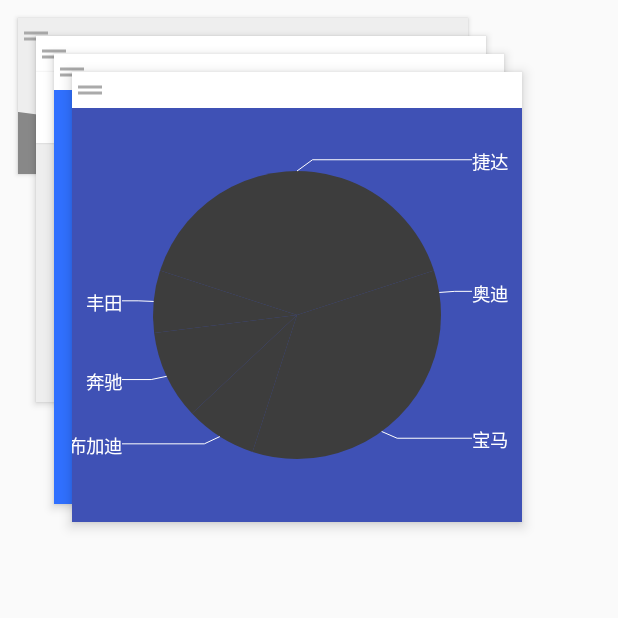
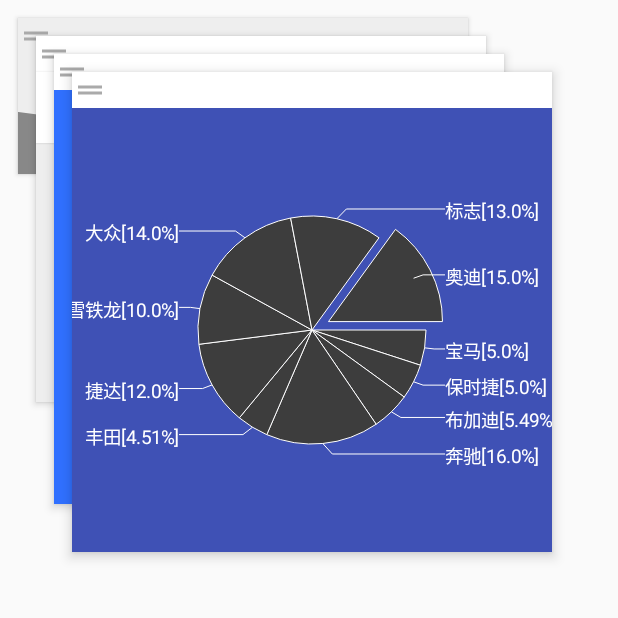
Before and after one commit to shizerixiang/CustomControls, an Android app: the screen it shows after launch (MainActivity), on a phone screen of 412 x 824 dp, the top half of it. Run offline under Robolectric (Android 15) with nearby library versions, the phone set to English and light mode, and no system bars; libraries missing offline, so code that uses them is left out: org.jetbrains.anko.

Commit message:
[Update]饼状图，第三阶段，共三阶段

```diff
--- a/app/src/main/java/com/beviswang/customcontrols/MainActivity.kt
+++ b/app/src/main/java/com/beviswang/customcontrols/MainActivity.kt
@@ -33,12 +33,16 @@ class MainActivity : AppCompatActivity() {
         zoomTabLayout.setupWithViewPager(viewPager)
 
         val carMap = HashMap<String, Float>()
-        carMap["捷达"] = 0.4f
-        carMap["布加迪"] = 0.08f
-        carMap["丰田"] = 0.07f
-        carMap["奥迪"] = 0.05f
-        carMap["宝马"] = 0.3f
-        carMap["奔驰"] = 0.1f
+        carMap["捷达"] = 0.12f
+        carMap["标志"] = 0.13f
+        carMap["雪铁龙"] = 0.1f
+        carMap["保时捷"] = 0.05f
+        carMap["布加迪"] = 0.0549f
+        carMap["丰田"] = 0.0451f
+        carMap["奥迪"] = 0.15f
+        carMap["宝马"] = 0.05f
+        carMap["大众"] = 0.14f
+        carMap["奔驰"] = 0.16f
         mPieChart.setData(carMap)
     }
 
--- a/app/src/main/java/com/beviswang/customcontrols/widget/PieChartView.kt
+++ b/app/src/main/java/com/beviswang/customcontrols/widget/PieChartView.kt
@@ -5,6 +5,7 @@ import android.content.Context
 import android.graphics.*
 import android.support.annotation.ColorInt
 import android.util.AttributeSet
+import android.util.Log
 import android.view.MotionEvent
 import android.view.View
 import java.util.*
@@ -21,17 +22,18 @@ class PieChartView @JvmOverloads constructor(context: Context, attrs: AttributeS
     private val mDefWidth: Int = 300
     private val mDefHeight: Int = 300
     // 画笔
-    private val mArcPaint: Paint = Paint(Paint.ANTI_ALIAS_FLAG) // 扇形画笔
-    private val mTextPaint = Paint(Paint.ANTI_ALIAS_FLAG)       // 文字画笔
-    private val mLinePaint = Paint(Paint.ANTI_ALIAS_FLAG)       // 线条画笔
+    private val mArcPaint: Paint = Paint(Paint.ANTI_ALIAS_FLAG)         // 扇形画笔
+    private val mArcStrokePaint: Paint = Paint(Paint.ANTI_ALIAS_FLAG)   // 扇形画笔
+    private val mTextPaint = Paint(Paint.ANTI_ALIAS_FLAG)               // 文字画笔
+    private val mLinePaint = Paint(Paint.ANTI_ALIAS_FLAG)               // 线条画笔
     // 扇形属性
     private var mArcRectF = RectF() // 扇形的外切矩形
     private var mArcDiameter = 0f   // 扇形直径
     private var mArcDx = 0f         // 扇形 x 轴的间距
     private var mArcDy = 0f         // 扇形 y 轴的间距
     // 控制线条的因子
-    private var mXFactor = dip2px(context, 10f) // 线条长度
-    private var mYFactor = 8f // 线条高度，值越大约矮（Max 90）
+    private var mXFactor = dip2px(context, 6f)  // 线条长度
+    private var mYFactor = 8f                        // 线条高度，值越大约矮（Max 90）
     // 左右方向线条的 x 轴位置
     private var leftX: Float = 0f
     private var rightX: Float = 0f
@@ -41,17 +43,25 @@ class PieChartView @JvmOverloads constructor(context: Context, attrs: AttributeS
     // 中心圆数据，用于产生扇形图间的间隙
     private var mCenterX: Float = 0f
     private var mCenterY: Float = 0f
+    private var mCenterRadius: Float = 0f   // 选中扇形圆心距离未选中扇形圆心的距离
     // 记录手指的位置
     private var mLastX: Float = 0f
     private var mLastY: Float = 0f
-    // 旋转角度
+    // 手指旋转角度
     private var mRotateAngle: Float = 0f
     // 扇形的起始位置
     private var mStartAngle: Float = 0f
+    // 点击属性
+    private var mIsClick: Boolean = false   // 是否为点击
+    private var mClickAngle: Float = 0f     // 当前点击位置点的角度
 
     init {
         mArcPaint.style = Paint.Style.FILL_AND_STROKE
         mArcPaint.color = Color.WHITE
+
+        mArcStrokePaint.color = Color.WHITE
+        mArcStrokePaint.style = Paint.Style.STROKE
+        mArcStrokePaint.strokeWidth = 1f
 
         mTextPaint.color = Color.WHITE
         mTextPaint.textSize = sp2px(context, 12f)
@@ -59,6 +69,8 @@ class PieChartView @JvmOverloads constructor(context: Context, attrs: AttributeS
         mLinePaint.color = Color.WHITE
         mLinePaint.style = Paint.Style.STROKE
         mLinePaint.strokeWidth = 1f
+
+        mCenterRadius = dip2px(context, 12f)
     }
 
     /**
@@ -129,32 +141,47 @@ class PieChartView @JvmOverloads constructor(context: Context, attrs: AttributeS
                 val dy = y - mCenterY
                 val ab = Math.sqrt((dx * dx + dy * dy).toDouble())
                 if (ab > mArcDiameter / 2) return super.onTouchEvent(event) // 不在圆上
+                mIsClick = true
             }
             MotionEvent.ACTION_MOVE -> {
                 if (x == mLastX && y == mLastY) return true // 手指停止移动
-                // 上次点与 x 轴的夹角
-                val arc1 = Math.atan2(((mCenterY - mLastY).toDouble()), (mCenterX - mLastX).toDouble())
-                val angle1 = (arc1 * (180 / Math.PI)).toFloat()
-                // 当前点与 x 轴的夹角
-                val arc2 = Math.atan2(((mCenterY - y).toDouble()), (mCenterX - x).toDouble())
-                val angle2 = (arc2 * (180 / Math.PI)).toFloat()
-
-                mRotateAngle = angle2 - angle1
-                mStartAngle += mRotateAngle
-                if (mStartAngle < 0) mStartAngle += 360
-                if (mStartAngle > 360) mStartAngle -= 360
-
-//                Log.e(javaClass.simpleName, "angle1=$angle1  angle2=$angle2  rotateAngle=$mRotateAngle")
+                onMoveArc(x, y)
+                mIsClick = false
+                postInvalidate()
             }
             MotionEvent.ACTION_UP -> {
-            }
-            MotionEvent.ACTION_CANCEL -> {
+                if (!mIsClick) return true
+                // 单击事件
+                onClickArc(x, y)
+                mIsClick = false
             }
         }
-        postInvalidate()
         mLastX = x
         mLastY = y
         return true
+    }
+
+    /** 移动整个饼状图 */
+    private fun onMoveArc(x: Float, y: Float) {
+        // 上次点与 x 轴的夹角
+        val arc1 = Math.atan2(((mCenterY - mLastY).toDouble()), (mCenterX - mLastX).toDouble())
+        val angle1 = (arc1 * (180 / Math.PI)).toFloat()
+        // 当前点与 x 轴的夹角
+        val arc2 = Math.atan2(((mCenterY - y).toDouble()), (mCenterX - x).toDouble())
+        val angle2 = (arc2 * (180 / Math.PI)).toFloat()
+        mRotateAngle = angle2 - angle1
+        mStartAngle += mRotateAngle
+        if (mStartAngle < 0) mStartAngle += 360
+        if (mStartAngle > 360) mStartAngle -= 360
+    }
+
+    /** 点击扇形区域 */
+    private fun onClickArc(x: Float, y: Float) {
+        // 当前点与 x 轴的夹角
+        val arc = Math.atan2(((y - mCenterY).toDouble()), (x - mCenterX).toDouble())
+        mClickAngle = (arc * (180 / Math.PI)).toFloat()
+        if (mClickAngle < 0) mClickAngle += 360
+        postInvalidate()
     }
 
     @SuppressLint("DrawAllocation")
@@ -180,14 +207,23 @@ class PieChartView @JvmOverloads constructor(context: Context, attrs: AttributeS
         val isRandomColor: Boolean = mColors.isEmpty()
         mDataMap.map {
             val d = it.value * 360
+            var ao = startAngle + (d / 2f)
+            if (ao > 360) ao -= 360
             // 绘制扇形
             if (isRandomColor) mColors[it.key] = getRandomColor()
             mArcPaint.color = mColors[it.key] ?: getRandomColor()
-            canvas?.drawArc(mArcRectF, startAngle, d, true, mArcPaint)
+            var rectF = mArcRectF
+            if ((startAngle + d < 360 && mClickAngle > startAngle && mClickAngle <= startAngle + d)
+                    || (startAngle + d >= 360 && (mClickAngle + 360 <= startAngle + d || mClickAngle > startAngle))) {
+                rectF = RectF(mArcRectF)
+                val dx = (mCenterRadius * Math.cos(ao * Math.PI / 180)).toFloat()
+                val dy = (mCenterRadius * Math.sin(ao * Math.PI / 180)).toFloat()
+                rectF.offset(dx, dy)
+            }
+            canvas?.drawArc(rectF, startAngle, d, true, mArcPaint)
+            canvas?.drawArc(rectF, startAngle, d, true, mArcStrokePaint)
             // 绘制提示文字
             val rad = mArcDiameter / 2f
-            var ao = startAngle + (d / 2f)
-            if (ao > 360) ao -= 360
             var x = mCenterX + (rad * Math.cos(ao * Math.PI / 180)).toFloat()
             var y = mCenterY + (rad * Math.sin(ao * Math.PI / 180)).toFloat()
             val path = Path()
@@ -226,7 +262,8 @@ class PieChartView @JvmOverloads constructor(context: Context, attrs: AttributeS
                     mTextPaint.textAlign = Paint.Align.LEFT
                 }
             }
-            canvas?.drawText(it.key, x, y + (mTextPaint.textSize / 2f), mTextPaint)
+            val ratio = (it.value * 10000).toInt() / 100f
+            canvas?.drawText(it.key + "[$ratio%]", x, y + (mTextPaint.textSize / 2f), mTextPaint)
             canvas?.drawPath(path, mLinePaint)
             startAngle += d
             if (startAngle > 360) startAngle -= 360
--- a/app/src/main/res/layout/activity_main.xml
+++ b/app/src/main/res/layout/activity_main.xml
@@ -190,8 +190,8 @@
     </com.beviswang.customcontrols.widget.ScrollerLayout>
 
     <com.beviswang.customcontrols.widget.ScrollerLayout
-        android:layout_width="300dp"
-        android:layout_height="300dp"
+        android:layout_width="320dp"
+        android:layout_height="320dp"
         android:layout_marginStart="48dp"
         android:layout_marginTop="48dp"
         android:background="#fff"
@@ -219,7 +219,7 @@
             android:layout_height="match_parent"
             android:layout_below="@id/headerBar4"
             android:background="@color/colorPrimary"
-            android:padding="42dp" />
+            android:padding="72dp" />
 
     </com.beviswang.customcontrols.widget.ScrollerLayout>
 
```
